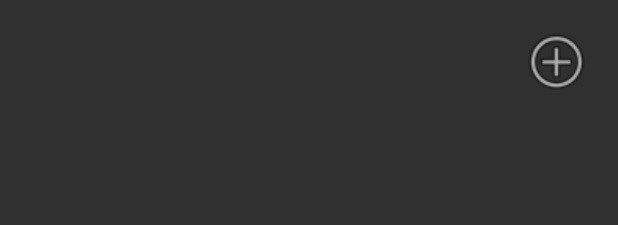
After one commit to hellowch/accountAPP_Android, an Android app: the layout activity_memo.xml on its own in the app's theme, with its tools: preview values and no code run, on a phone screen of 412 x 824 dp. The commit adds this screen. Shown: the top 225 px of the screen. Run offline under Robolectric (Android 15) with nearby library versions, the phone set to English and light mode, and no system bars.

Commit message:
开始写便签功能

```diff
--- a/app/src/main/AndroidManifest.xml
+++ b/app/src/main/AndroidManifest.xml
@@ -12,6 +12,7 @@
         android:roundIcon="@mipmap/ic_launcher_round"
         android:supportsRtl="true"
         android:theme="@style/Theme.AppCompat.NoActionBar">
+        <activity android:name=".MemoActivity"></activity>
         <activity android:name=".Register">
             <intent-filter>
                 <action android:name="Register" />
--- a/app/src/main/java/com/example/finalproject/pojo/Urls.java
+++ b/app/src/main/java/com/example/finalproject/pojo/Urls.java
@@ -1,8 +1,8 @@
 package com.example.finalproject.pojo;
 
 public class Urls {
-    private static String url = "http://192.168.123.188:8080/";
-//    private static String url = "http://weichenhao.cn:8080/";
+//    private static String url = "http://192.168.123.188:8080/";
+    private static String url = "http://weichenhao.cn:8080/";
 
 
     public static String getUrl() {
--- /dev/null
+++ b/app/src/main/res/layout/activity_memo.xml
@@ -0,0 +1,28 @@
+<?xml version="1.0" encoding="utf-8"?>
+<androidx.constraintlayout.widget.ConstraintLayout xmlns:android="http://schemas.android.com/apk/res/android"
+    xmlns:app="http://schemas.android.com/apk/res-auto"
+    xmlns:tools="http://schemas.android.com/tools"
+    android:layout_width="match_parent"
+    android:layout_height="match_parent"
+    tools:context=".MemoActivity">
+
+
+    <ImageView
+        android:id="@+id/new_memo"
+        android:layout_width="50dp"
+        android:layout_height="50dp"
+        android:layout_marginTop="16dp"
+        android:layout_marginEnd="16dp"
+        app:layout_constraintEnd_toEndOf="parent"
+        app:layout_constraintTop_toTopOf="parent"
+        app:srcCompat="@android:drawable/ic_menu_add" />
+
+    <androidx.recyclerview.widget.RecyclerView
+        android:id="@+id/recy"
+        android:layout_width="match_parent"
+        android:layout_height="662dp"
+        android:layout_marginTop="70dp"
+        app:layout_constraintStart_toStartOf="parent"
+        app:layout_constraintTop_toTopOf="parent" />
+
+</androidx.constraintlayout.widget.ConstraintLayout>
--- a/app/src/main/res/menu/popupmenu2.xml
+++ b/app/src/main/res/menu/popupmenu2.xml
@@ -1,5 +1,8 @@
 <?xml version="1.0" encoding="utf-8"?>
 <menu xmlns:android="http://schemas.android.com/apk/res/android">
+    <item
+        android:id="@+id/memo"
+        android:title="便签"></item>
     <item
         android:id="@+id/exit"
         android:title="退出"></item>
```
Also changed, not shown: app/src/main/java/com/example/finalproject/MemoActivity.java (added, +14 -0 lines), app/src/main/java/com/example/finalproject/TabWidget.java (+19 -0 lines), 1 other file.
